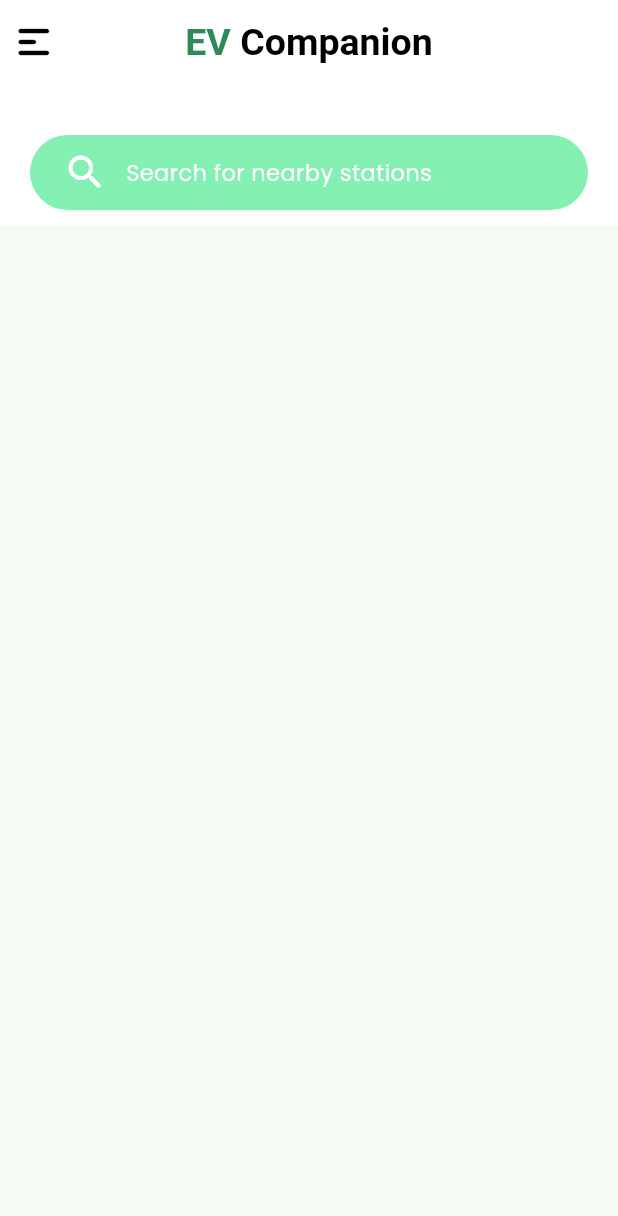
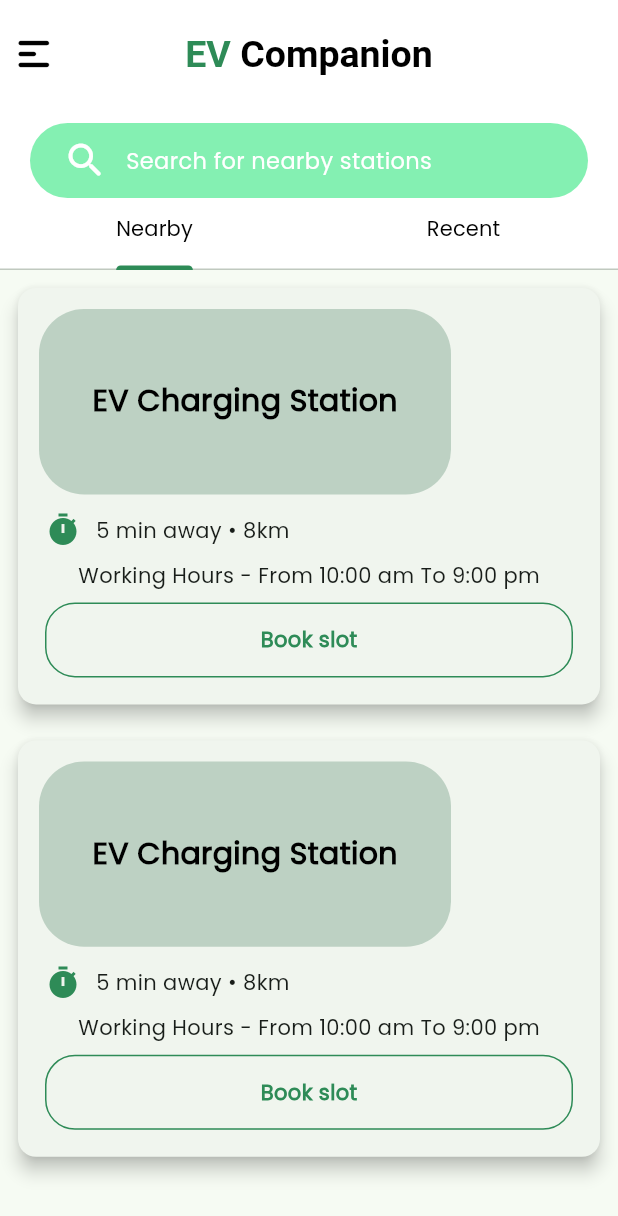
Before and after one commit to Muneef-Nk/ev_companion, a Flutter app: the Home screen opened directly, on a phone screen of 412 x 824 dp. Shown: the top 1216 px of the screen. Run offline on Flutter 3.47's test engine with Material 3 defaults, Android fonts, the phone set to English and light mode, and no system bars; our stand-ins replace flutter_switch, google_fonts; Roboto replaces fonts that are missing (Mina).

Commit message:
home screen changed

```diff
--- a/lib/main.dart
+++ b/lib/main.dart
@@ -1,4 +1,5 @@
 import 'package:ev_companion/utils/constants/color_constants/color_constants.dart';
+import 'package:ev_companion/view/home/home.dart';
 import 'package:ev_companion/view/loginscreen/loginscreen.dart';
 import 'package:flutter/material.dart';
 
--- a/lib/utils/constants/color_constants/color_constants.dart
+++ b/lib/utils/constants/color_constants/color_constants.dart
@@ -3,6 +3,7 @@ import 'package:flutter/material.dart';
 class ColorConstants {
   static Color primaryColor = Color.fromARGB(255, 46, 139, 87);
   static Color secondaryColor = Color.fromARGB(255, 132, 240, 178);
+  static Color containerColor = Color.fromARGB(255, 189, 209, 195);
   static Color primaryWhite = Colors.white;
   static Color primaryBlack = Colors.black;
 }
--- a/lib/view/home/home.dart
+++ b/lib/view/home/home.dart
@@ -1,16 +1,42 @@
 import 'package:ev_companion/utils/constants/color_constants/color_constants.dart';
+import 'package:ev_companion/view/home/widgets/nearby/nearby.dart';
+import 'package:ev_companion/view/home/widgets/recents/recents.dart';
 import 'package:ev_companion/view/searchscreen/searchscreen.dart';
 import 'package:flutter/material.dart';
 import 'package:google_fonts/google_fonts.dart';
 
-class Home extends StatelessWidget {
+class Home extends StatefulWidget {
   const Home({super.key});
+
+  @override
+  State<Home> createState() => _HomeState();
+}
+
+class _HomeState extends State<Home> with SingleTickerProviderStateMixin {
+  TabController? _tabController;
+
+  @override
+  void initState() {
+    // TODO: implement initState
+    _tabController = TabController(
+      initialIndex: 0,
+      length: 2,
+      vsync: this,
+    );
+
+    super.initState();
+  }
 
   @override
   Widget build(BuildContext context) {
     return Scaffold(
-      body: CustomScrollView(slivers: [
+      body: NestedScrollView(
+        floatHeaderSlivers: true,
+        headerSliverBuilder: (context, innerBoxIsScrolled) {
+          return [
             SliverAppBar(
+              pinned: true,
+              floating: true,
               backgroundColor: ColorConstants.primaryWhite,
               leading: Padding(
                 padding: const EdgeInsets.all(8.0),
@@ -18,6 +44,8 @@ class Home extends StatelessWidget {
               ),
               leadingWidth: 45,
               centerTitle: true,
+              toolbarHeight: 100,
+              collapsedHeight: 120,
               title: RichText(
                   text: TextSpan(children: [
                 TextSpan(
@@ -33,41 +61,14 @@ class Home extends StatelessWidget {
                         fontSize: 25,
                         fontWeight: FontWeight.w600))
               ])),
-          expandedHeight: 150,
-          // flexibleSpace: FlexibleSpaceBar(
-          //   centerTitle: false,
-          //   titlePadding: EdgeInsets.symmetric(horizontal: 15, vertical: 10),
-          //   title: RichText(
-          //     text: TextSpan(children: [
-          //       TextSpan(
-          //         text: 'C',
-          //         style: TextStyle(
-          //             color: ColorConstants.primaryColor,
-          //             fontSize: 25,
-          //             fontWeight: FontWeight.w500),
-          //       ),
-          //       TextSpan(
-          //         text: 'hoose EV Charger Near by you',
-          //         style: TextStyle(
-          //             color: ColorConstants.primaryBlack,
-          //             fontSize: 20,
-          //             fontWeight: FontWeight.w500),
-          //       ),
-          //       TextSpan(
-          //         text: ' •',
-          //         style: TextStyle(
-          //             color: ColorConstants.primaryColor,
-          //             fontSize: 20,
-          //             fontWeight: FontWeight.w500),
-          //       )
-          //     ]),
-          //   ),
-          // ),
+              expandedHeight: 170,
               bottom: PreferredSize(
                   preferredSize: Size(100, 60),
-              child: Padding(
-                padding:
-                    const EdgeInsets.symmetric(horizontal: 20, vertical: 10),
+                  child: Column(
+                    children: [
+                      Padding(
+                        padding: const EdgeInsets.symmetric(
+                            horizontal: 20, vertical: 10),
                         child: GestureDetector(
                           onTap: () {
                             Navigator.of(context).push(MaterialPageRoute(
@@ -82,7 +83,8 @@ class Home extends StatelessWidget {
                                 color: ColorConstants.secondaryColor),
                             child: Row(children: [
                               Padding(
-                        padding: const EdgeInsets.symmetric(horizontal: 12),
+                                padding:
+                                    const EdgeInsets.symmetric(horizontal: 12),
                                 child: Icon(
                                   Icons.search_rounded,
                                   color: ColorConstants.primaryWhite,
@@ -94,19 +96,42 @@ class Home extends StatelessWidget {
                                 child: Text(
                                   'Search for nearby stations',
                                   style: TextStyle(
-                              color: ColorConstants.primaryWhite, fontSize: 15),
+                                      color: ColorConstants.primaryWhite,
+                                      fontSize: 15),
                                 ),
                               )
                             ]),
                           ),
                         ),
+                      ),
+                      TabBar(
+                          controller: _tabController,
+                          indicatorColor: ColorConstants.primaryColor,
+                          labelPadding: const EdgeInsets.only(
+                            bottom: 16,
+                          ),
+                          tabs: [
+                            Text(
+                              'Nearby',
+                              style: TextStyle(
+                                  color: ColorConstants.primaryBlack,
+                                  fontWeight: FontWeight.w500),
+                            ),
+                            Text('Recent',
+                                style: TextStyle(
+                                    color: ColorConstants.primaryBlack,
+                                    fontWeight: FontWeight.w500)),
+                          ])
+                    ],
                   )),
             ),
-        SliverToBoxAdapter(
-            child: Column(
-          children: [],
-        ))
+          ];
+        },
+        body: TabBarView(controller: _tabController, children: [
+          Nearby(),
+          Recents(),
         ]),
+      ),
     );
   }
 }
--- /dev/null
+++ b/lib/view/home/widgets/nearby/nearby.dart
@@ -0,0 +1,88 @@
+import 'package:ev_companion/utils/constants/color_constants/color_constants.dart';
+import 'package:flutter/material.dart';
+
+class Nearby extends StatelessWidget {
+  const Nearby({super.key});
+
+  @override
+  Widget build(BuildContext context) {
+    final width = MediaQuery.sizeOf(context).width;
+    final height = MediaQuery.sizeOf(context).height;
+    return Scaffold(
+      body: ListView.builder(
+        itemCount: 2,
+        itemBuilder: (context, index) => Padding(
+          padding: const EdgeInsets.all(8.0),
+          child: Card(
+            elevation: 5,
+            child: Container(
+              padding: EdgeInsets.all(10),
+              decoration:
+                  BoxDecoration(borderRadius: BorderRadius.circular(30)),
+              child: Column(children: [
+                Row(
+                  children: [
+                    Padding(
+                      padding: const EdgeInsets.all(4),
+                      child: Container(
+                        width: width * 2 / 3,
+                        height: height * 0.15,
+                        decoration: BoxDecoration(
+                            color: ColorConstants.containerColor,
+                            borderRadius: BorderRadius.circular(30)),
+                        child: Align(
+                            alignment: Alignment.center,
+                            child: Padding(
+                              padding: const EdgeInsets.all(8.0),
+                              child: Text(
+                                'EV Charging Station',
+                                style: TextStyle(
+                                    color: ColorConstants.primaryBlack,
+                                    fontWeight: FontWeight.w600,
+                                    fontSize: 20),
+                              ),
+                            )),
+                      ),
+                    ),
+                  ],
+                ),
+                Padding(
+                  padding: const EdgeInsets.all(8.0),
+                  child: Row(
+                    children: [
+                      Icon(
+                        Icons.timer,
+                        color: ColorConstants.primaryColor,
+                      ),
+                      Padding(
+                        padding: const EdgeInsets.symmetric(horizontal: 10),
+                        child: Text('5 min away • 8km'),
+                      ),
+                    ],
+                  ),
+                ),
+                Text('Working Hours - From 10:00 am To 9:00 pm'),
+                Padding(
+                  padding: const EdgeInsets.all(8.0),
+                  child: Container(
+                    height: 50,
+                    width: double.infinity,
+                    decoration: BoxDecoration(
+                        border: Border.all(color: ColorConstants.primaryColor),
+                        borderRadius: BorderRadius.circular(20)),
+                    child: Center(
+                      child: Text(
+                        'Book slot',
+                        style: TextStyle(color: ColorConstants.primaryColor,fontWeight: FontWeight.w600),
+                      ),
+                    ),
+                  ),
+                )
+              ]),
+            ),
+          ),
+        ),
+      ),
+    );
+  }
+}
--- /dev/null
+++ b/lib/view/home/widgets/recents/recents.dart
@@ -0,0 +1,10 @@
+import 'package:flutter/material.dart';
+
+class Recents extends StatelessWidget {
+  const Recents({super.key});
+
+  @override
+  Widget build(BuildContext context) {
+    return const Scaffold();
+  }
+}
```
Also changed, not shown: 1 other file. Lines whose indentation alone changed are shown as unchanged.
